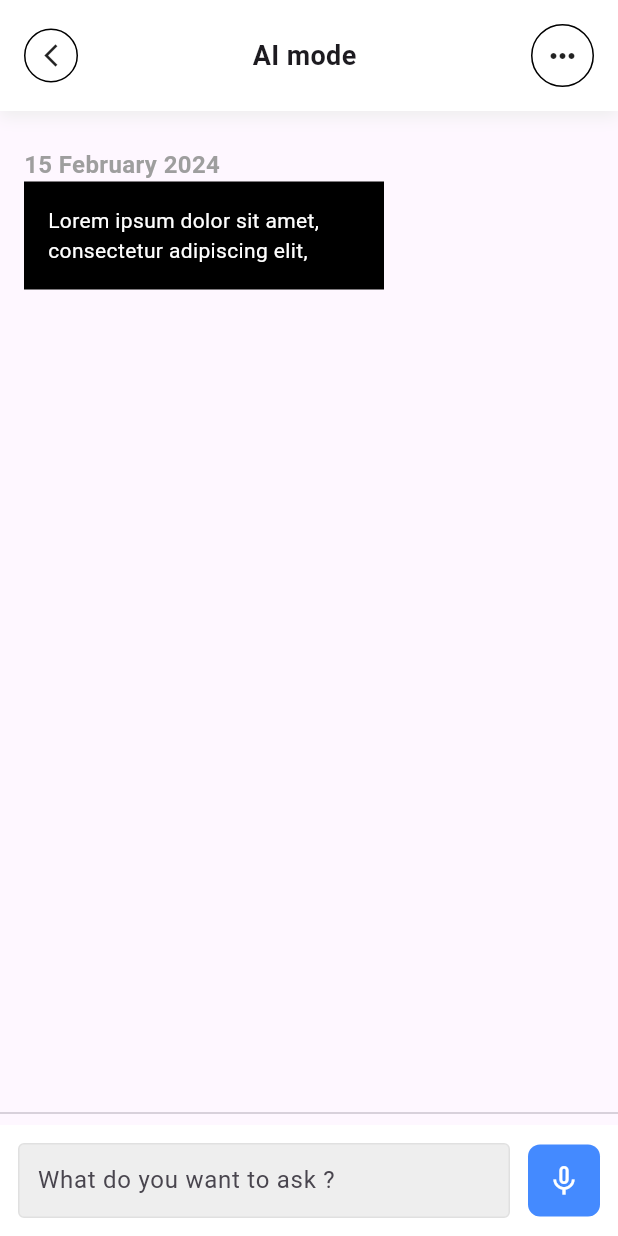
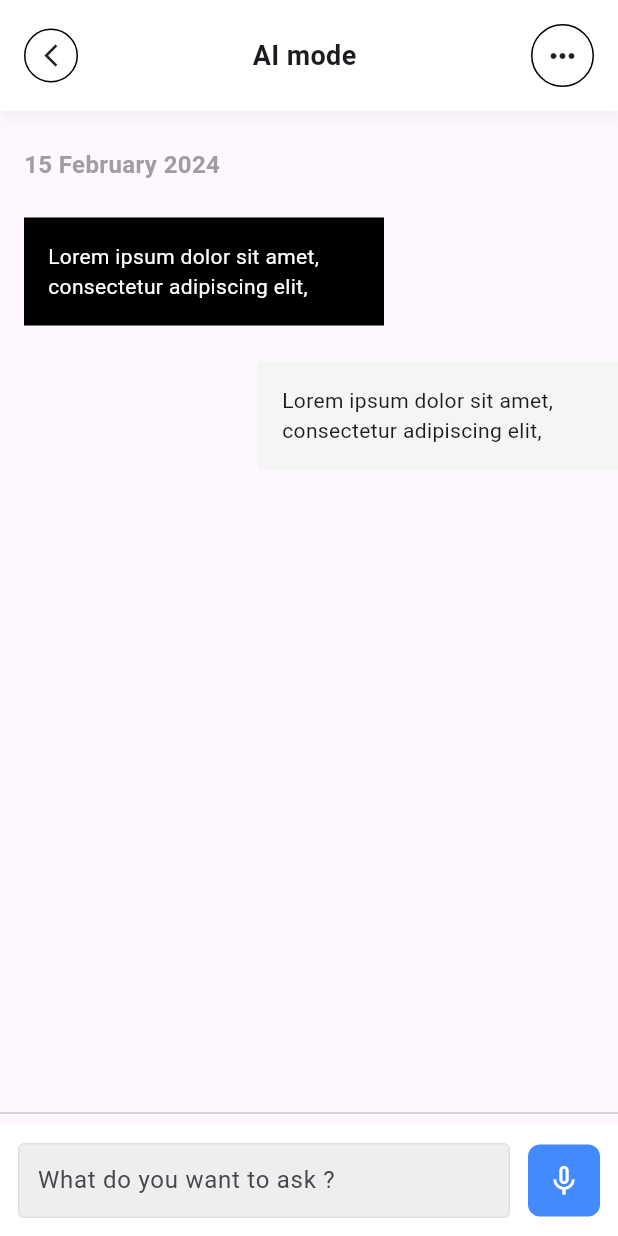
Before and after one commit to JAICHANGPARK/flutter_notebook_chapter_36, a Flutter app: the AiTravelChatPage screen opened directly, on a phone screen of 412 x 824 dp. Run offline on Flutter 3.47's test engine with Material 3 defaults, Android fonts, the phone set to English and light mode, and no system bars; our stand-ins replace gap, google_fonts.

Commit message:
Update ai_travel_chat_page.dart

```diff
--- a/lib/ep1841_ai_travel_app/views/ai_travel_chat_page.dart
+++ b/lib/ep1841_ai_travel_app/views/ai_travel_chat_page.dart
@@ -85,6 +85,7 @@ class _AiTravelChatPageState extends State<AiTravelChatPage> {
                         fontSize: 16,
                       ),
                     ),
+                    Gap(24),
                     Row(
                       children: [
                         Container(
@@ -104,7 +105,30 @@ class _AiTravelChatPageState extends State<AiTravelChatPage> {
                         //   child: Container(),
                         // ),
                       ],
-                    )
+                    ),
+                    Gap(24),
+                    Row(
+                      mainAxisAlignment: MainAxisAlignment.end,
+                      children: [
+                        Container(
+                          width: 240,
+                          decoration: BoxDecoration(
+                            color: Colors.grey[100]!,
+                          ),
+
+                          padding: EdgeInsets.all(16),
+                          child: Text(
+                            "Lorem ipsum dolor sit amet, consectetur adipiscing elit, ",
+                            style: TextStyle(
+                              // color: Colors.whit
+                            ),
+                          ),
+                        ),
+                        // Expanded(
+                        //   child: Container(),
+                        // ),
+                      ],
+                    ),
                   ],
                 ),
               ),
```
